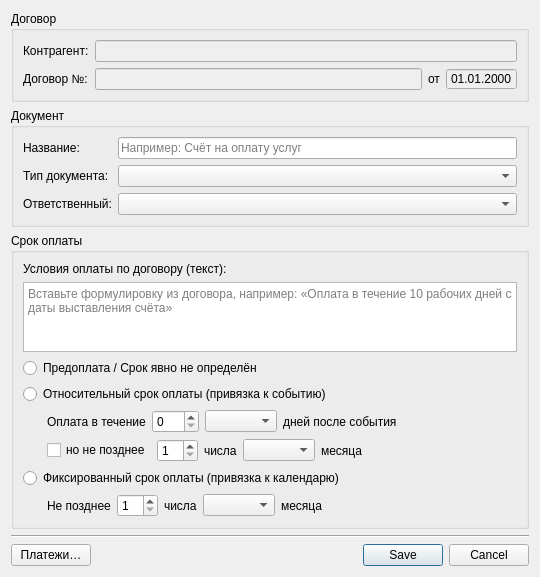
Old version of the form designer/ui/contractdialog.ui in the repository Aleee/FinanceCalender.
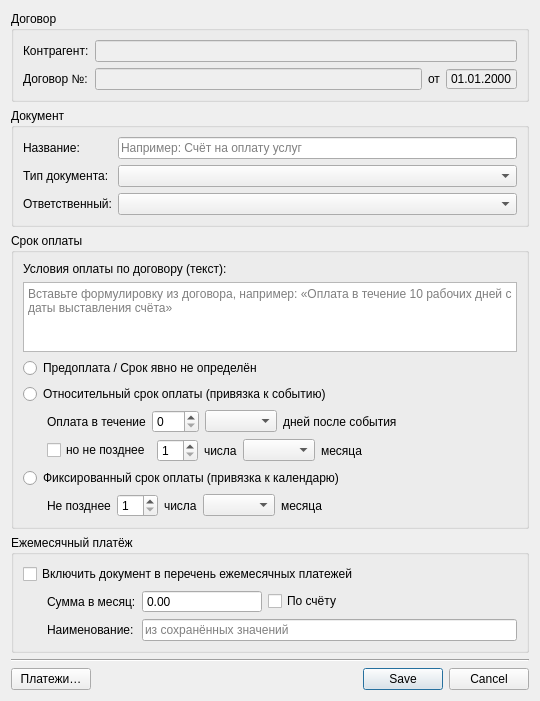
New version of the form.

Commit message: feat: monthly payments + v2026.10.23 - release

What changed in the file:
```diff
--- a/designer/ui/contractdialog.ui
+++ b/designer/ui/contractdialog.ui
@@ -378,6 +378,118 @@
      </layout>
     </widget>
    </item>
+   <item>
+    <widget class="QGroupBox" name="gb_monthly">
+     <property name="title">
+      <string>Ежемесячный платёж</string>
+     </property>
+     <layout class="QVBoxLayout" name="verticalLayout_4">
+      <item>
+       <widget class="QCheckBox" name="chb_monthly">
+        <property name="toolTip">
+         <string>В перечне ежемесячных платежей (Ctrl+Shift+N) для каждого месяца будет видно, создан ли платёж по этому документу</string>
+        </property>
+        <property name="text">
+         <string>Включить документ в перечень ежемесячных платежей</string>
+        </property>
+       </widget>
+      </item>
+      <item>
+       <widget class="QWidget" name="wdg_monthly" native="true">
+        <layout class="QGridLayout" name="gridLayout_monthly">
+         <property name="leftMargin">
+          <number>24</number>
+         </property>
+         <property name="topMargin">
+          <number>0</number>
+         </property>
+         <property name="rightMargin">
+          <number>0</number>
+         </property>
+         <property name="bottomMargin">
+          <number>0</number>
+         </property>
+         <item row="0" column="0">
+          <widget class="QLabel" name="label_15">
+           <property name="text">
+            <string>Сумма в месяц:</string>
+           </property>
+           <property name="buddy">
+            <cstring>dsb_monthlyamount</cstring>
+           </property>
+          </widget>
+         </item>
+         <item row="0" column="1">
+          <widget class="QDoubleSpinBox" name="dsb_monthlyamount">
+           <property name="minimumSize">
+            <size>
+             <width>120</width>
+             <height>0</height>
+            </size>
+           </property>
+           <property name="maximumSize">
+            <size>
+             <width>120</width>
+             <height>16777215</height>
+            </size>
+           </property>
+           <property name="buttonSymbols">
+            <enum>QAbstractSpinBox::ButtonSymbols::NoButtons</enum>
+           </property>
+           <property name="maximum">
+            <double>99999999.000000000000000</double>
+           </property>
+          </widget>
+         </item>
+         <item row="0" column="2">
+          <widget class="QCheckBox" name="chb_byinvoice">
+           <property name="toolTip">
+            <string>Если сумма каждый месяц разная (указана в счёте или акте), отметьте этот пункт</string>
+           </property>
+           <property name="text">
+            <string>По счёту</string>
+           </property>
+          </widget>
+         </item>
+         <item row="0" column="3">
+          <spacer name="horizontalSpacer_5">
+           <property name="orientation">
+            <enum>Qt::Orientation::Horizontal</enum>
+           </property>
+           <property name="sizeHint" stdset="0">
+            <size>
+             <width>40</width>
+             <height>20</height>
+            </size>
+           </property>
+          </spacer>
+         </item>
+         <item row="1" column="0">
+          <widget class="QLabel" name="label_monthlyname">
+           <property name="text">
+            <string>Наименование:</string>
+           </property>
+           <property name="buddy">
+            <cstring>le_monthlyname</cstring>
+           </property>
+          </widget>
+         </item>
+         <item row="1" column="1" colspan="3">
+          <widget class="QLineEdit" name="le_monthlyname">
+           <property name="toolTip">
+            <string>Если заполнено, наименование платежа берётся отсюда, а не из сохранённых значений. Можно писать {месяц} и {год} - они заменятся на месяц и год периода</string>
+           </property>
+           <property name="placeholderText">
+            <string>из сохранённых значений</string>
+           </property>
+          </widget>
+         </item>
+        </layout>
+       </widget>
+      </item>
+     </layout>
+    </widget>
+   </item>
    <item>
     <widget class="Line" name="line">
      <property name="orientation">
```
Left out of the diff: 4 changed lines with no effect on the pictures. The commit also changes 30 other files.
